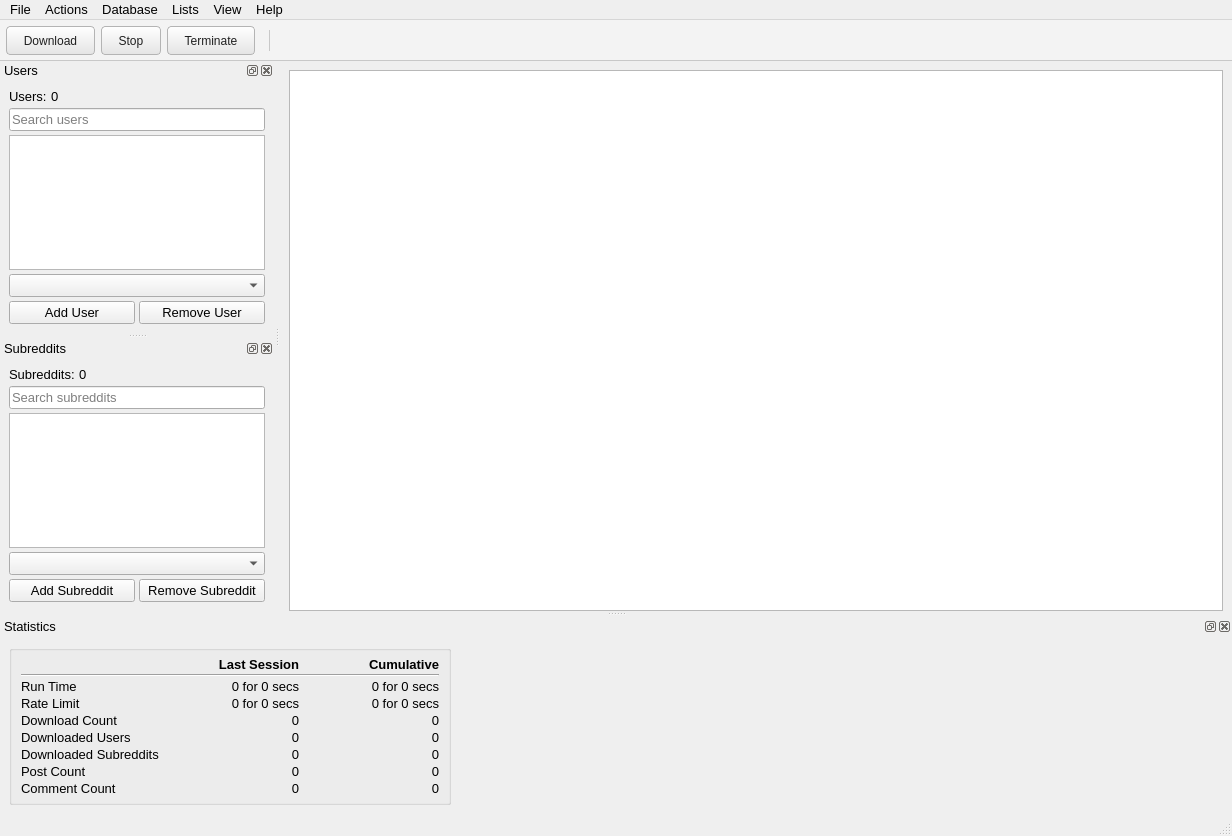
Above: Resources/ui_files/downloader_for_reddit_gui.ui from myanonapps/DownloaderForReddit before the change. Below: the same form after it.
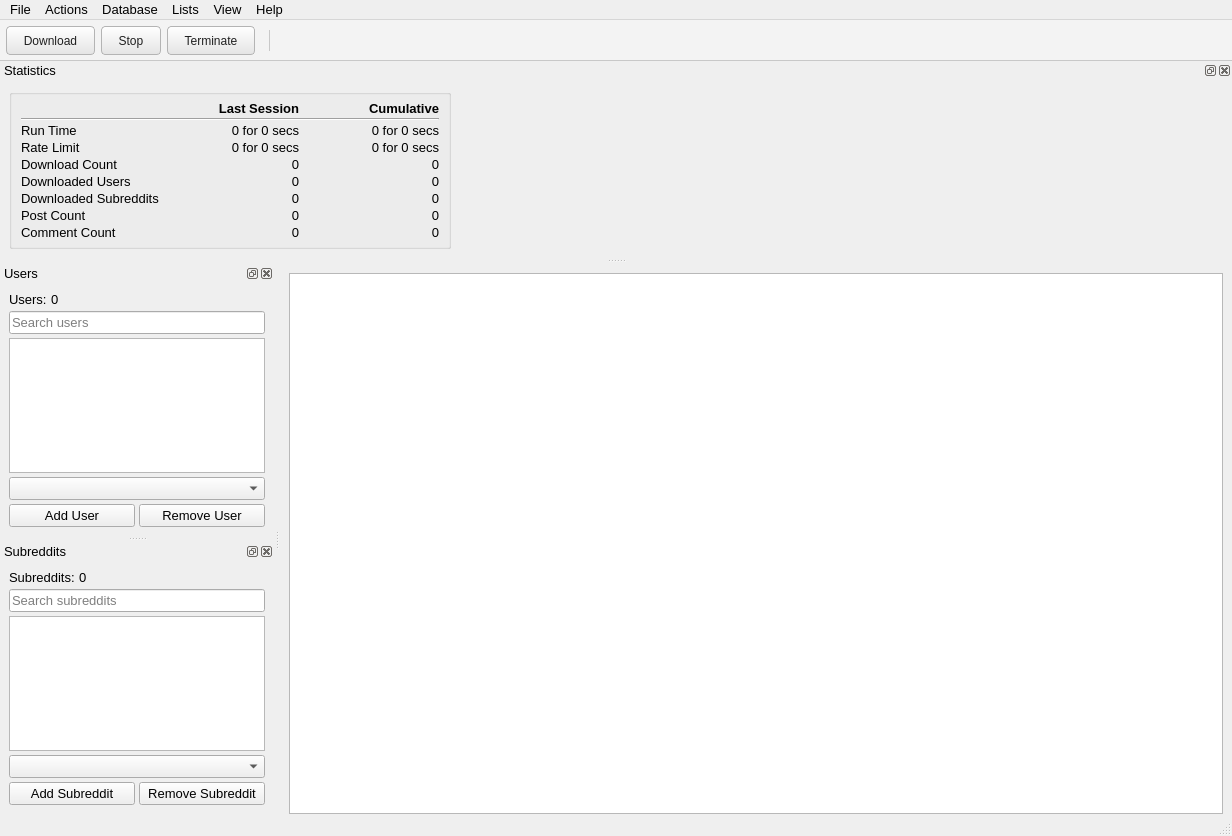
That is the form after the change. Icons and pictures are not drawn.

```diff
--- a/Resources/ui_files/downloader_for_reddit_gui.ui
+++ b/Resources/ui_files/downloader_for_reddit_gui.ui
@@ -443,7 +443,7 @@
     <string>Statistics</string>
    </property>
    <attribute name="dockWidgetArea">
-    <number>8</number>
+    <number>4</number>
    </attribute>
    <widget class="QWidget" name="stats_dock_contents">
     <layout class="QVBoxLayout" name="stats_dock_layout">
```
